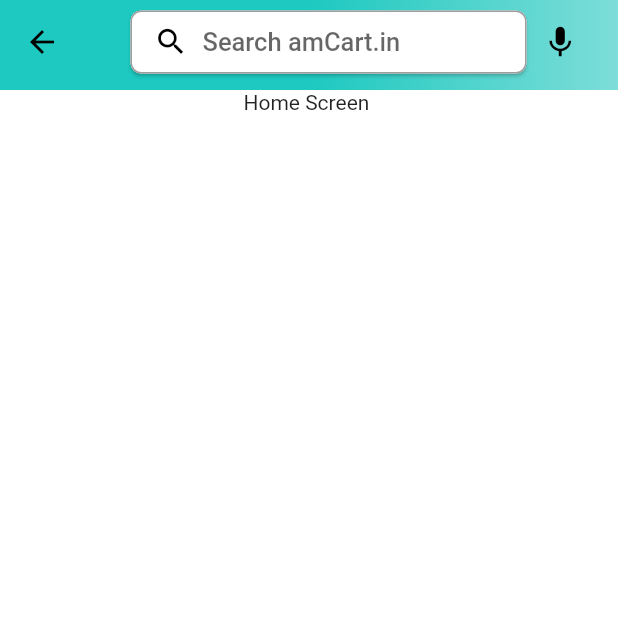
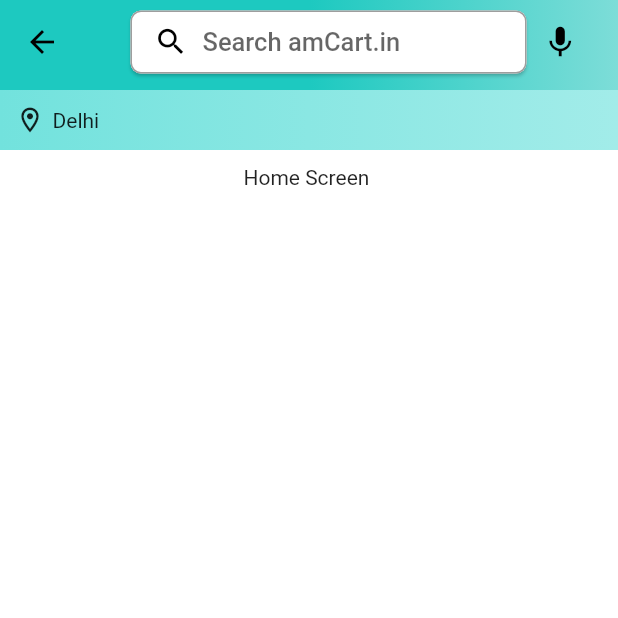
Before and after one commit to vipinmehra535/amCart, a Flutter app: the HomeScreen screen opened by its route, on a phone screen of 412 x 824 dp, the top half of it. Run offline on Flutter 3.47's test engine with Material 3 defaults, Android fonts, the phone set to English and light mode, and no system bars; our stand-ins replace badges, file_picker, shared_preferences; accounts and stored records are empty.

Commit message:
working on address box

```diff
--- a/lib/features/home/screens/home_screen.dart
+++ b/lib/features/home/screens/home_screen.dart
@@ -1,4 +1,5 @@
 import 'package:amcart/constants/global_variables.dart';
+import 'package:amcart/features/home/widgets/address_box.dart';
 import 'package:amcart/providers/user_provider.dart';
 import 'package:flutter/material.dart';
 import 'package:provider/provider.dart';
@@ -87,6 +88,8 @@ class _HomeScreenState extends State<HomeScreen> {
       ),
       body: Column(
         children: [
+          AddressBox(),
+          const SizedBox(height: 10),
           Center(child: Text("Home Screen ${user.name}")),
         ],
       ),
--- a/lib/features/home/widgets/address_box.dart
+++ b/lib/features/home/widgets/address_box.dart
@@ -0,0 +1,34 @@
+import 'package:flutter/material.dart';
+
+class AddressBox extends StatelessWidget {
+  const AddressBox({super.key});
+
+  @override
+  Widget build(BuildContext context) {
+    return Container(
+        height: 40,
+        decoration: const BoxDecoration(
+          gradient: LinearGradient(
+            colors: [
+              Color.fromARGB(255, 114, 226, 221),
+              Color.fromARGB(255, 162, 236, 233),
+            ],
+          ),
+        ),
+        padding: const EdgeInsets.only(left: 10),
+        child: const Row(
+          children: [
+            Icon(
+              Icons.location_on_outlined,
+              size: 20,
+            ),
+            Expanded(
+              child: Padding(
+                padding: EdgeInsets.only(left: 5),
+                child: Text("Delhi"),
+              ),
+            ),
+          ],
+        ));
+  }
+}
```
